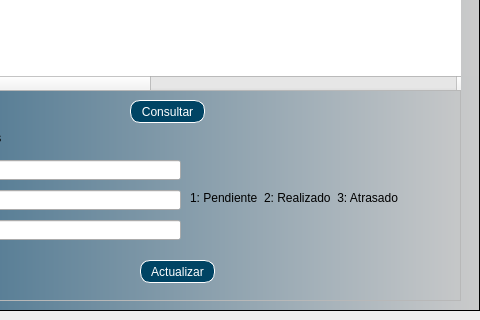
Before: the Qt Designer form InterfazGrafica/ventanaMantenimientoPropietarios.ui in nicoArley/gestionPropiedades, drawn with Qt 5; both pictures show x 420 to 900 and y 180 to 500 of the 900 by 500 pixel window.
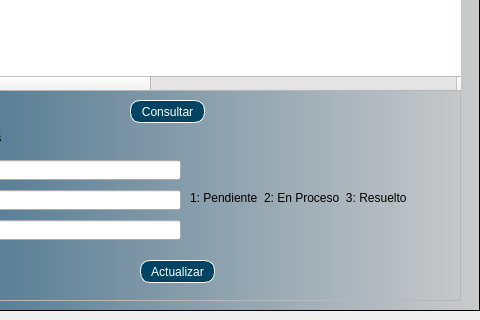
After: the same form once the commit is applied. Icons and pictures are not drawn.

Commit message: arreglar problemas de robustez

What changed in the file:
```diff
--- a/InterfazGrafica/ventanaMantenimientoPropietarios.ui
+++ b/InterfazGrafica/ventanaMantenimientoPropietarios.ui
@@ -454,7 +454,7 @@
            <string notr="true">font: 9pt &quot;Arial&quot;;</string>
           </property>
           <property name="text">
-           <string>1: Pendiente  2: Realizado  3: Atrasado</string>
+           <string>1: Pendiente  2: En Proceso  3: Resuelto</string>
           </property>
          </widget>
         </widget>
```
The commit also changes 1 other file.
